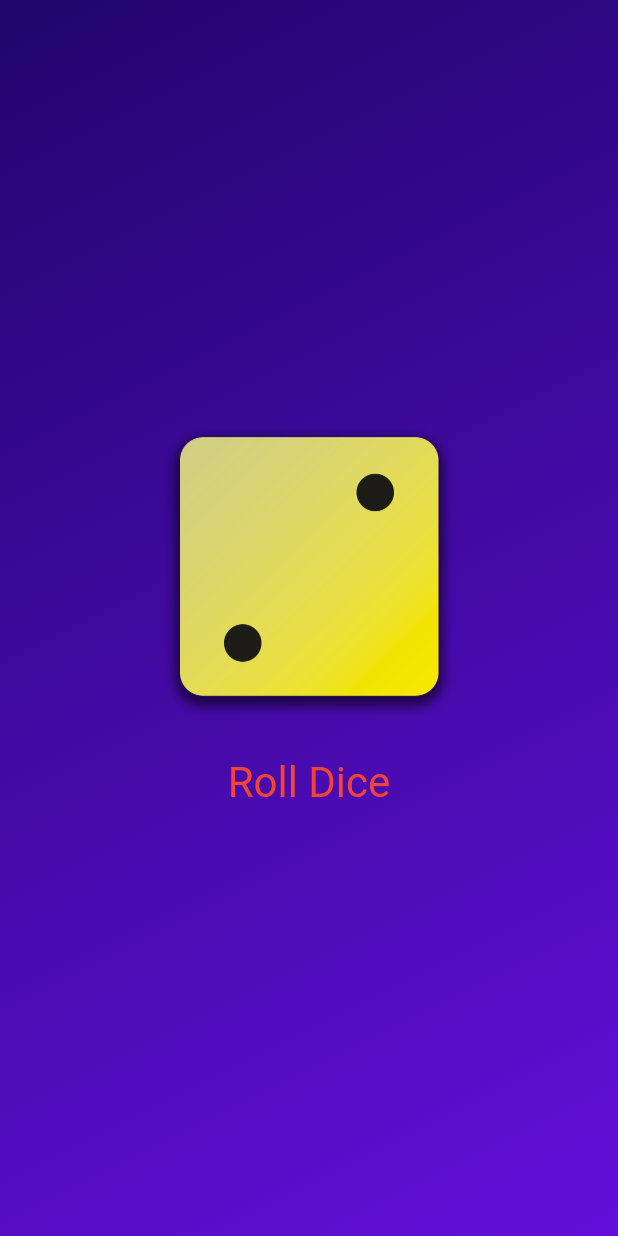
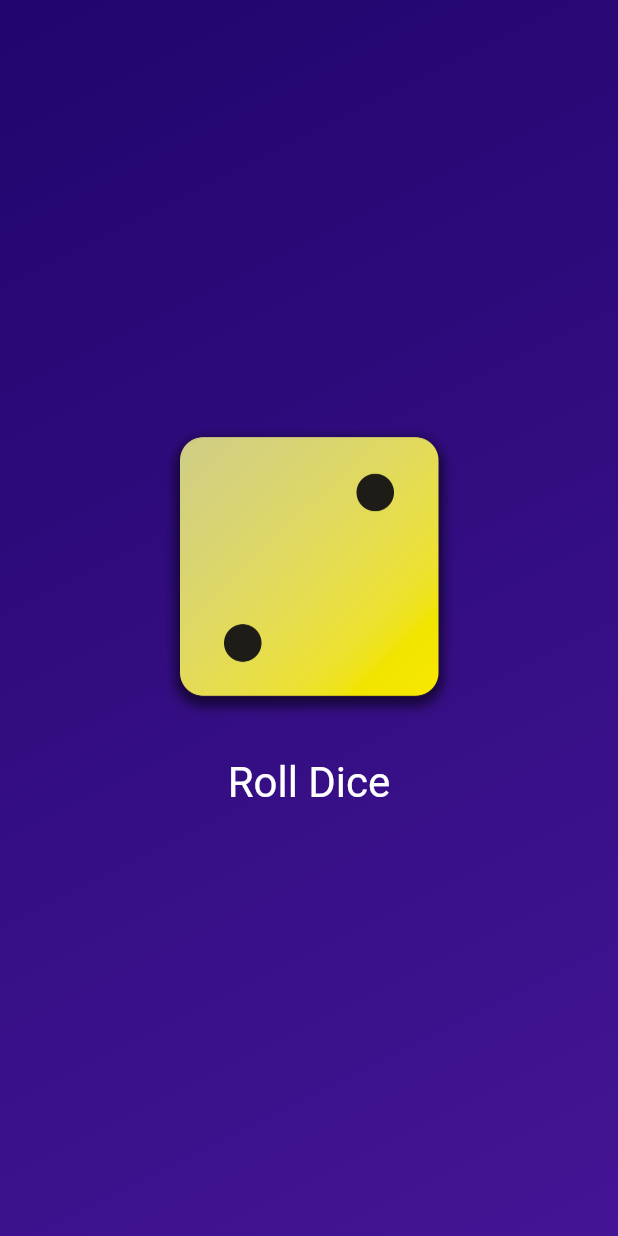
Before and after one commit to gouthamp1214/dice-app, a Flutter app: the screen it shows after launch, on a phone screen of 412 x 824 dp. Run offline on Flutter 3.47's test engine with Material 2 defaults, Android fonts, the phone set to English and light mode, and no system bars.

Commit message:
changes updated

```diff
--- a/lib/dice_roller.dart
+++ b/lib/dice_roller.dart
@@ -20,7 +20,6 @@ class _DiceRollerState extends State<DiceRoller> {
     setState(() {
       currentDiceRoll = randomizer.nextInt(6) + 1;
     });
-    // print('Changing image...');
   }
 
   @override
@@ -32,23 +31,20 @@ class _DiceRollerState extends State<DiceRoller> {
           'assets/images/dice-$currentDiceRoll.png',
           width: 200,
         ),
-        const SizedBox(
-          height: 20,
-        ),
+        const SizedBox(height: 20),
         TextButton(
           onPressed: rollDice,
           style: TextButton.styleFrom(
-              // padding: const EdgeInsets.only(
-              //  top: 20,
-              // ),
-              foregroundColor: Colors.red,
-              textStyle: const TextStyle(
-                fontSize: 28,
-              )),
-          child: const Text(
-            'Roll Dice',
+            // padding: const EdgeInsets.only(
+            //   top: 20,
+            // ),
+            foregroundColor: Colors.white,
+            textStyle: const TextStyle(
+              fontSize: 28,
+            ),
           ),
-        ),
+          child: const Text('Roll Dice'),
+        )
       ],
     );
   }
--- a/lib/main.dart
+++ b/lib/main.dart
@@ -8,7 +8,7 @@ void main() {
       home: Scaffold(
         body: GradientContainer(
           Color.fromARGB(255, 33, 5, 109),
-          Color.fromARGB(255, 99, 15, 218),
+          Color.fromARGB(255, 68, 21, 149),
         ),
       ),
     ),
--- a/lib/styled_text.dart
+++ b/lib/styled_text.dart
@@ -10,8 +10,7 @@ class StyledText extends StatelessWidget {
     return Text(
       text,
       style: const TextStyle(
-        color: Colors.black,
-        fontStyle: FontStyle.italic,
+        color: Colors.white,
         fontSize: 28,
       ),
     );
--- a/pubspec.yaml
+++ b/pubspec.yaml
@@ -35,6 +35,7 @@ dependencies:
   # The following adds the Cupertino Icons font to your application.
   # Use with the CupertinoIcons class for iOS style icons.
   cupertino_icons: ^1.0.2
+  basics: ^0.10.0
 
 dev_dependencies:
   flutter_test:
```
Also changed, not shown: lib/gradient_container.dart (+19 -24 lines), pubspec.lock.
